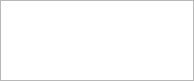
disorderedmaterials/dissolve, file src/gui/keywordWidgets/expressionVariableVector.ui: the form before one commit.
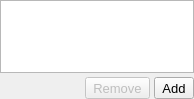
The form after the commit. Icons and pictures are not drawn.

Commit message: Starting to implement add/remove buttons for variable removal.

What changed in the file:
```diff
--- a/src/gui/keywordWidgets/expressionVariableVector.ui
+++ b/src/gui/keywordWidgets/expressionVariableVector.ui
@@ -7,7 +7,7 @@
     <x>0</x>
     <y>0</y>
     <width>194</width>
-    <height>81</height>
+    <height>99</height>
    </rect>
   </property>
   <property name="font">
@@ -53,6 +53,81 @@
      </property>
     </widget>
    </item>
+   <item>
+    <layout class="QHBoxLayout" name="horizontalLayout">
+     <property name="spacing">
+      <number>4</number>
+     </property>
+     <item>
+      <spacer name="horizontalSpacer">
+       <property name="orientation">
+        <enum>Qt::Horizontal</enum>
+       </property>
+       <property name="sizeHint" stdset="0">
+        <size>
+         <width>40</width>
+         <height>20</height>
+        </size>
+       </property>
+      </spacer>
+     </item>
+     <item>
+      <widget class="QToolButton" name="RemoveVariableButton">
+       <property name="enabled">
+        <bool>false</bool>
+       </property>
+       <property name="sizePolicy">
+        <sizepolicy hsizetype="Fixed" vsizetype="Fixed">
+         <horstretch>0</horstretch>
+         <verstretch>0</verstretch>
+        </sizepolicy>
+       </property>
+       <property name="text">
+        <string>Remove</string>
+       </property>
+       <property name="icon">
+        <iconset resource="../main.qrc">
+         <normaloff>:/general/icons/remove.svg</normaloff>:/general/icons/remove.svg</iconset>
+       </property>
+       <property name="iconSize">
+        <size>
+         <width>16</width>
+         <height>16</height>
+        </size>
+       </property>
+       <property name="toolButtonStyle">
+        <enum>Qt::ToolButtonTextBesideIcon</enum>
+       </property>
+      </widget>
+     </item>
+     <item>
+      <widget class="QToolButton" name="AddVariableButton">
+       <property name="sizePolicy">
+        <sizepolicy hsizetype="Fixed" vsizetype="Fixed">
+         <horstretch>0</horstretch>
+         <verstretch>0</verstretch>
+        </sizepolicy>
+       </property>
+       <property name="text">
+        <string>Add</string>
+       </property>
+       <property name="icon">
+        <iconset resource="../main.qrc">
+         <normaloff>:/general/icons/add.svg</normaloff>:/general/icons/add.svg</iconset>
+       </property>
+       <property name="iconSize">
+        <size>
+         <width>16</width>
+         <height>16</height>
+        </size>
+       </property>
+       <property name="toolButtonStyle">
+        <enum>Qt::ToolButtonTextBesideIcon</enum>
+       </property>
+      </widget>
+     </item>
+    </layout>
+   </item>
   </layout>
  </widget>
  <resources/>
```
Left out of the diff: 4 changed lines with no effect on the pictures. The commit also changes 8 other files.
